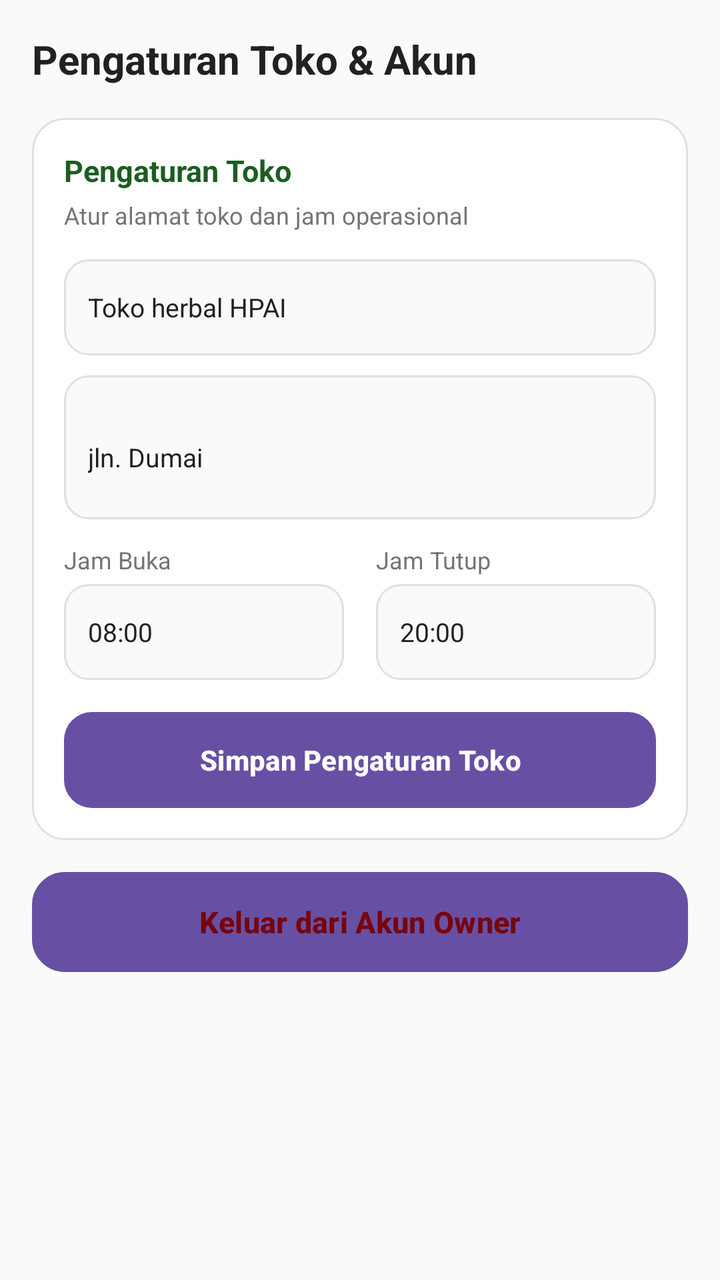
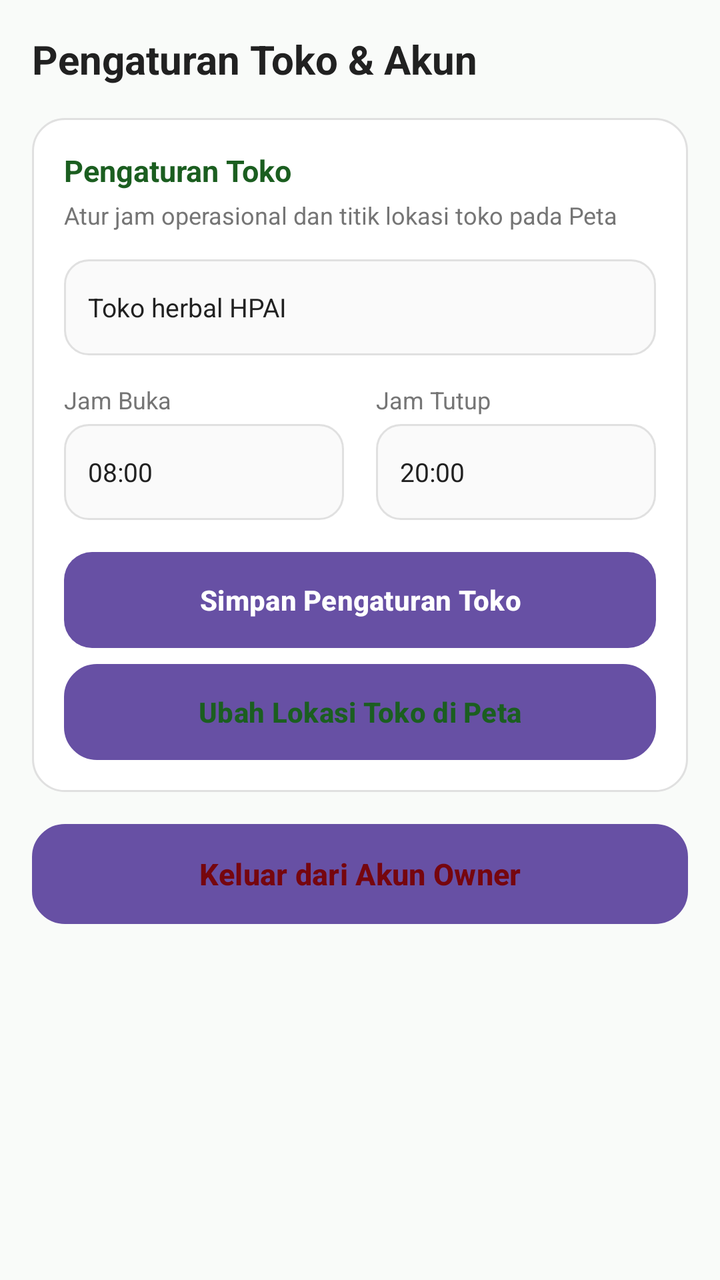

Before-and-after screenshots of an Android layout around one commit, followed by the original layout XML and the change that was made.
<!-- AndroidManifest.xml: application theme Theme.Pertemuan3 -->
<!-- res/layout/fragment_owner_settings.xml -->
<?xml version="1.0" encoding="utf-8"?>
<ScrollView xmlns:android="http://schemas.android.com/apk/res/android"
    android:layout_width="match_parent"
    android:layout_height="match_parent"
    android:fillViewport="true"
    android:background="#F9FBF9">

    <LinearLayout
        android:layout_width="match_parent"
        android:layout_height="wrap_content"
        android:orientation="vertical"
        android:padding="16dp">

        <TextView
            android:layout_width="wrap_content"
            android:layout_height="wrap_content"
            android:text="Pengaturan Toko &amp; Akun"
            android:textSize="20sp"
            android:textStyle="bold"
            android:textColor="@color/simaju_text_primary"
            android:layout_marginBottom="16dp" />

        
        <LinearLayout
            android:layout_width="match_parent"
            android:layout_height="wrap_content"
            android:background="@drawable/bg_tab_selected"
            android:orientation="vertical"
            android:padding="16dp"
            android:layout_marginBottom="16dp">

            <TextView
                android:layout_width="wrap_content"
                android:layout_height="wrap_content"
                android:text="Pengaturan Toko"
                android:textSize="15sp"
                android:textStyle="bold"
                android:textColor="@color/simaju_green"
                android:layout_marginBottom="4dp" />

            <TextView
                android:layout_width="wrap_content"
                android:layout_height="wrap_content"
                android:text="Atur alamat toko dan jam operasional"
                android:textSize="12sp"
                android:textColor="@color/simaju_text_secondary"
                android:layout_marginBottom="14dp" />

            <EditText
                android:layout_width="match_parent"
                android:layout_height="48dp"
                android:background="@drawable/bg_input_field"
                android:hint="Nama Toko"
                android:text="Toko herbal HPAI"
                android:paddingHorizontal="12dp"
                android:textSize="13sp"
                android:textColor="@color/simaju_text_primary"
                android:layout_marginBottom="10dp"
                android:autofillHints="name"
                android:inputType="text" />

            <EditText
                android:layout_width="match_parent"
                android:layout_height="72dp"
                android:background="@drawable/bg_input_field"
                android:hint="Alamat Toko"
                android:text="jln. Dumai"
                android:paddingHorizontal="12dp"
                android:paddingTop="10dp"
                android:textSize="13sp"
                android:textColor="@color/simaju_text_primary"
                android:layout_marginBottom="12dp"
                android:autofillHints="postalAddress"
                android:inputType="textMultiLine" />

            
            <LinearLayout
                android:layout_width="match_parent"
                android:layout_height="wrap_content"
                android:orientation="horizontal"
                android:layout_marginBottom="16dp">

                <LinearLayout
                    android:layout_width="0dp"
                    android:layout_height="wrap_content"
                    android:layout_weight="1"
                    android:orientation="vertical"
                    android:layout_marginEnd="8dp">

                    <TextView
                        android:layout_width="wrap_content"
                        android:layout_height="wrap_content"
                        android:text="Jam Buka"
                        android:textSize="12sp"
                        android:textColor="@color/simaju_text_secondary"
                        android:layout_marginBottom="4dp" />

                    <EditText
                        android:layout_width="match_parent"
                        android:layout_height="48dp"
                        android:background="@drawable/bg_input_field"
                        android:text="08:00"
                        android:paddingHorizontal="12dp"
                        android:textSize="13sp"
                        android:textColor="@color/simaju_text_primary"
                        android:autofillHints="time"
                        android:inputType="time" />
                </LinearLayout>

                <LinearLayout
                    android:layout_width="0dp"
                    android:layout_height="wrap_content"
                    android:layout_weight="1"
                    android:orientation="vertical"
                    android:layout_marginStart="8dp">

                    <TextView
                        android:layout_width="wrap_content"
                        android:layout_height="wrap_content"
                        android:text="Jam Tutup"
                        android:textSize="12sp"
                        android:textColor="@color/simaju_text_secondary"
                        android:layout_marginBottom="4dp" />

                    <EditText
                        android:layout_width="match_parent"
                        android:layout_height="48dp"
                        android:background="@drawable/bg_input_field"
                        android:text="20:00"
                        android:paddingHorizontal="12dp"
                        android:textSize="13sp"
                        android:textColor="@color/simaju_text_primary"
                        android:autofillHints="time"
                        android:inputType="time" />
                </LinearLayout>
            </LinearLayout>

            <Button
                android:layout_width="match_parent"
                android:layout_height="48dp"
                android:background="@drawable/bg_primary_button"
                android:text="Simpan Pengaturan Toko"
                android:textColor="@color/white"
                android:textSize="14sp"
                android:textStyle="bold"
                android:textAllCaps="false" />
        </LinearLayout>

        
        <Button
            android:id="@+id/btnOwnerLogout"
            android:layout_width="match_parent"
            android:layout_height="50dp"
            android:background="@drawable/bg_tab_selected"
            android:text="Keluar dari Akun Owner"
            android:textColor="@color/merah_tua"
            android:textSize="15sp"
            android:textStyle="bold"
            android:textAllCaps="false"
            android:layout_marginBottom="16dp" />

    </LinearLayout>
</ScrollView>
<!-- resources referenced by this layout -->
<resources>
  <color name="merah_tua">#76060E</color>
  <color name="simaju_green">#1B5E20</color>
  <color name="simaju_text_primary">#212121</color>
  <color name="simaju_text_secondary">#757575</color>
  <color name="white">#FFFFFFFF</color>
  <!-- drawable bg_input_field (drawable) -->
  <?xml version="1.0" encoding="utf-8"?>
  <shape xmlns:android="http://schemas.android.com/apk/res/android"
      android:shape="rectangle">
      <solid android:color="@color/simaju_input_bg" />
      <corners android:radius="12dp" />
      <stroke
          android:width="1dp"
          android:color="@color/simaju_input_stroke" />
  </shape>
  <!-- drawable bg_primary_button (drawable) -->
  <?xml version="1.0" encoding="utf-8"?>
  <shape xmlns:android="http://schemas.android.com/apk/res/android"
      android:shape="rectangle">
      <solid android:color="@color/simaju_green" />
      <corners android:radius="14dp" />
  </shape>
  <!-- drawable bg_tab_selected (drawable) -->
  <?xml version="1.0" encoding="utf-8"?>
  <shape xmlns:android="http://schemas.android.com/apk/res/android"
      android:shape="rectangle">
      <solid android:color="@color/white" />
      <corners android:radius="16dp" />
      <stroke
          android:width="1dp"
          android:color="#E0E0E0" />
  </shape>
  <style name="Theme.Pertemuan3" parent="Base.Theme.Pertemuan3" />
  <color name="simaju_input_bg">#FAFAFA</color>
  <color name="simaju_input_stroke">#E0E0E0</color>
  <style name="Base.Theme.Pertemuan3" parent="Theme.Material3.DayNight.NoActionBar">
          
          
      </style>
</resources>

<!-- the commit's change to res/layout/fragment_owner_settings.xml (unified diff, before → after) -->
@@ -41,12 +41,13 @@
             <TextView
                 android:layout_width="wrap_content"
                 android:layout_height="wrap_content"
-                android:text="Atur alamat toko dan jam operasional"
+                android:text="Atur jam operasional dan titik lokasi toko pada Peta"
                 android:textSize="12sp"
                 android:textColor="@color/simaju_text_secondary"
                 android:layout_marginBottom="14dp" />
 
             <EditText
+                android:id="@+id/etStoreName"
                 android:layout_width="match_parent"
                 android:layout_height="48dp"
                 android:background="@drawable/bg_input_field"
@@ -55,23 +56,9 @@
                 android:paddingHorizontal="12dp"
                 android:textSize="13sp"
                 android:textColor="@color/simaju_text_primary"
-                android:layout_marginBottom="10dp"
+                android:layout_marginBottom="14dp"
                 android:autofillHints="name"
                 android:inputType="text" />
-
-            <EditText
-                android:layout_width="match_parent"
-                android:layout_height="72dp"
-                android:background="@drawable/bg_input_field"
-                android:hint="Alamat Toko"
-                android:text="jln. Dumai"
-                android:paddingHorizontal="12dp"
-                android:paddingTop="10dp"
-                android:textSize="13sp"
-                android:textColor="@color/simaju_text_primary"
-                android:layout_marginBottom="12dp"
-                android:autofillHints="postalAddress"
-                android:inputType="textMultiLine" />
 
             
             <LinearLayout
@@ -96,6 +83,7 @@
                         android:layout_marginBottom="4dp" />
 
                     <EditText
+                        android:id="@+id/etOpenTime"
                         android:layout_width="match_parent"
                         android:layout_height="48dp"
                         android:background="@drawable/bg_input_field"
@@ -123,6 +111,7 @@
                         android:layout_marginBottom="4dp" />
 
                     <EditText
+                        android:id="@+id/etCloseTime"
                         android:layout_width="match_parent"
                         android:layout_height="48dp"
                         android:background="@drawable/bg_input_field"
@@ -136,11 +125,24 @@
             </LinearLayout>
 
             <Button
+                android:id="@+id/btnSaveStoreSettings"
                 android:layout_width="match_parent"
                 android:layout_height="48dp"
                 android:background="@drawable/bg_primary_button"
                 android:text="Simpan Pengaturan Toko"
                 android:textColor="@color/white"
+                android:textSize="14sp"
+                android:textStyle="bold"
+                android:textAllCaps="false"
+                android:layout_marginBottom="8dp" />
+
+            <Button
+                android:id="@+id/btnOpenMapOwner"
+                android:layout_width="match_parent"
+                android:layout_height="48dp"
+                android:background="@drawable/bg_tab_selected"
+                android:text="Ubah Lokasi Toko di Peta"
+                android:textColor="@color/simaju_green"
                 android:textSize="14sp"
                 android:textStyle="bold"
                 android:textAllCaps="false" />
